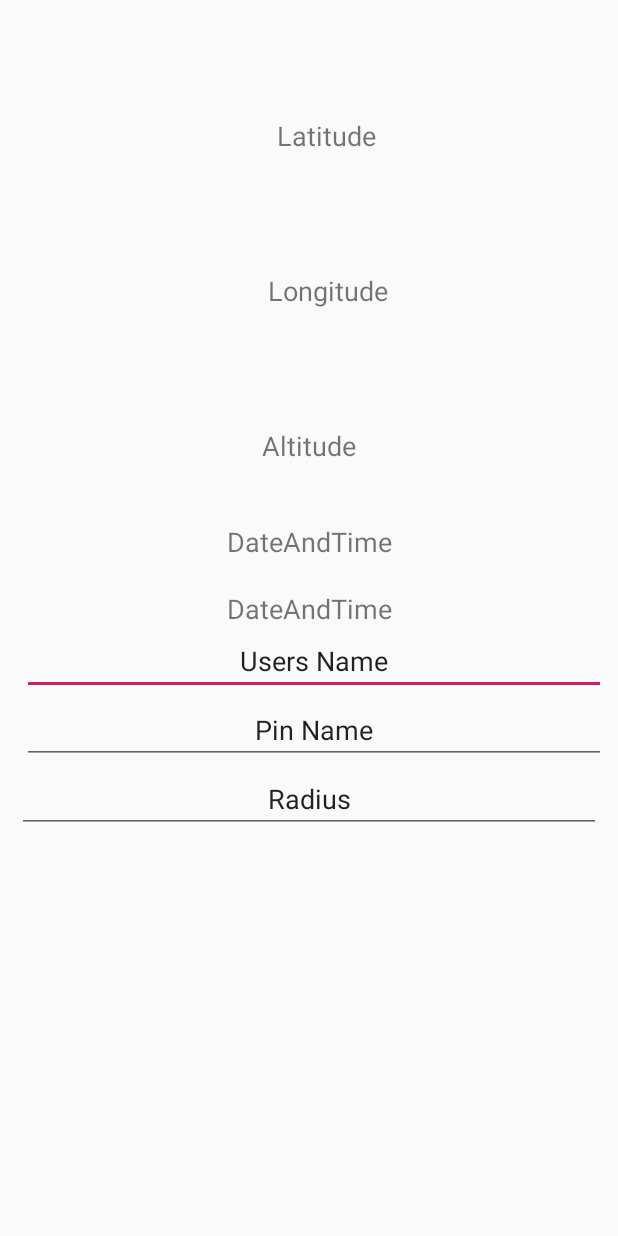
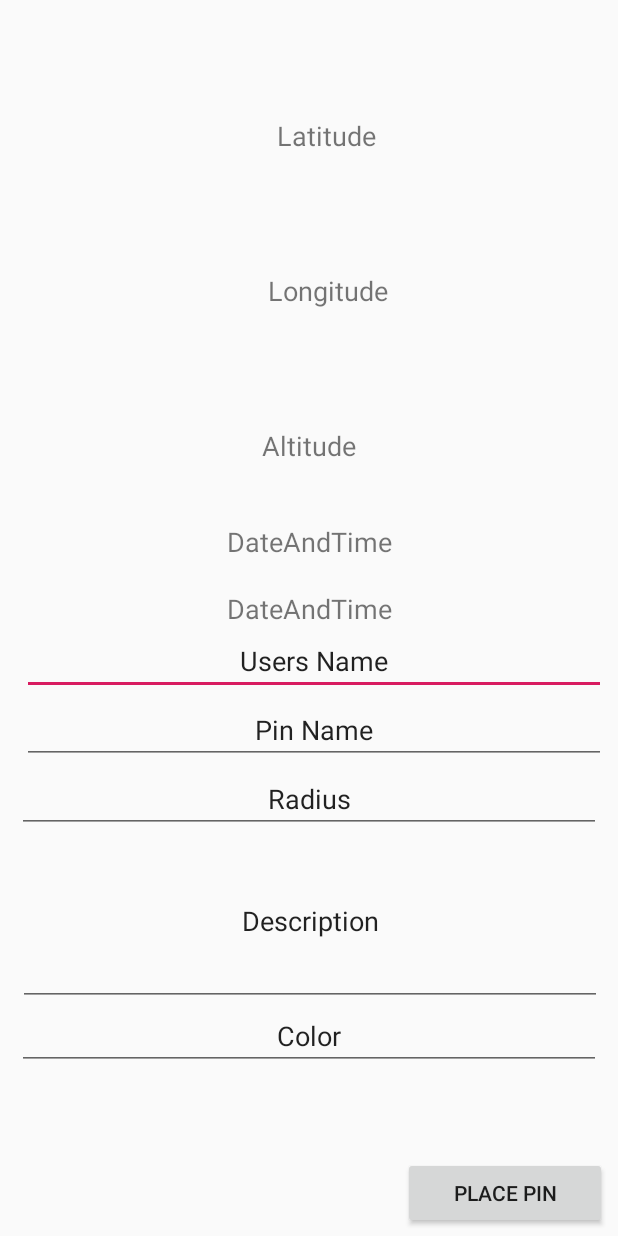
Before and after one commit to SoftwareEngineeringOwlsTeam/SEOwlsTeam, an Android app: the layout activity_pin_create.xml on its own in the app's theme, with its tools: preview values and no code run, on a phone screen of 412 x 824 dp. Run offline under Robolectric (Android 15) with nearby library versions, the phone set to English and light mode, and no system bars.

Commit message:
Still Working :D

```diff
--- a/app/src/main/java/com/example/user/treasurehunter/MainActivity.java
+++ b/app/src/main/java/com/example/user/treasurehunter/MainActivity.java
@@ -1,6 +1,7 @@
 package com.example.user.treasurehunter;
 
 import android.content.Intent;
+import android.os.Handler;
 import android.support.v4.widget.DrawerLayout;
 import android.support.v7.app.ActionBarDrawerToggle;
 import android.support.v7.app.AppCompatActivity;
@@ -16,6 +17,7 @@ public class MainActivity extends AppCompatActivity
 {
     private DrawerLayout nDrawerLayout;
     private ActionBarDrawerToggle nToggle;
+    //private int TIMEOUT = 3000;
     //ListView listView;
 
 
@@ -23,6 +25,8 @@ public class MainActivity extends AppCompatActivity
     @Override
     protected void onCreate(Bundle savedInstanceState)
     {
+        //Intent mainIntent = new Intent(this, GUISplashScreen.class);
+        //startActivity(mainIntent);
         super.onCreate(savedInstanceState);
         setContentView(R.layout.activity_main);
         nDrawerLayout = (DrawerLayout) findViewById(R.id.drawerLayout);
@@ -32,8 +36,6 @@ public class MainActivity extends AppCompatActivity
         nToggle.syncState();
 
         getSupportActionBar().setDisplayHomeAsUpEnabled(true);
-
-
 
         /*
 
--- a/app/src/main/res/layout/activity_pin_create.xml
+++ b/app/src/main/res/layout/activity_pin_create.xml
@@ -114,4 +114,47 @@
         app:layout_constraintStart_toStartOf="parent"
         app:layout_constraintTop_toBottomOf="@+id/etPinName" />
 
+    <EditText
+        android:id="@+id/etDescription"
+        android:layout_width="389dp"
+        android:layout_height="113dp"
+        android:layout_gravity="center_vertical"
+        android:layout_marginStart="1dp"
+        android:layout_marginBottom="151dp"
+        android:text="Description"
+        android:textAlignment="center"
+        android:textSize="18dp"
+        app:layout_constraintBottom_toBottomOf="parent"
+        app:layout_constraintEnd_toEndOf="parent"
+        app:layout_constraintStart_toStartOf="parent"
+        app:layout_constraintTop_toBottomOf="@+id/etRadius" />
+
+    <EditText
+        android:id="@+id/etColor"
+        android:layout_width="389dp"
+        android:layout_height="41dp"
+        android:layout_gravity="center_vertical"
+        android:layout_marginBottom="110dp"
+        android:text="Color"
+        android:textAlignment="center"
+        android:textSize="18dp"
+        app:layout_constraintBottom_toBottomOf="parent"
+        app:layout_constraintEnd_toEndOf="parent"
+        app:layout_constraintStart_toStartOf="parent"
+        app:layout_constraintTop_toBottomOf="@+id/etDescription" />
+
+    <Button
+        android:id="@+id/button16"
+        android:layout_width="136dp"
+        android:layout_height="wrap_content"
+        android:layout_marginStart="261dp"
+        android:layout_marginTop="58dp"
+        android:layout_marginBottom="4dp"
+        android:text="Place Pin"
+        app:layout_constraintBottom_toBottomOf="parent"
+        app:layout_constraintEnd_toEndOf="parent"
+        app:layout_constraintStart_toStartOf="parent"
+        app:layout_constraintTop_toBottomOf="@+id/etColor"
+        android:onClick="createClicked" />
+
 </android.support.constraint.ConstraintLayout>
```
Also changed, not shown: app/src/main/AndroidManifest.xml (+4 -3 lines), app/src/main/java/com/example/user/treasurehunter/GUISplashScreen.java (added, +28 -0 lines), app/src/main/java/com/example/user/treasurehunter/PinCreateActivity.java (+14 -0 lines), app/src/main/java/com/example/user/treasurehunter/PinDS.java (+3 -7 lines), app/src/main/res/layout/activity_guisplash_screen.xml (added, +21 -0 lines), app/src/main/res/mipmap-hdpi/googly.png (added).
